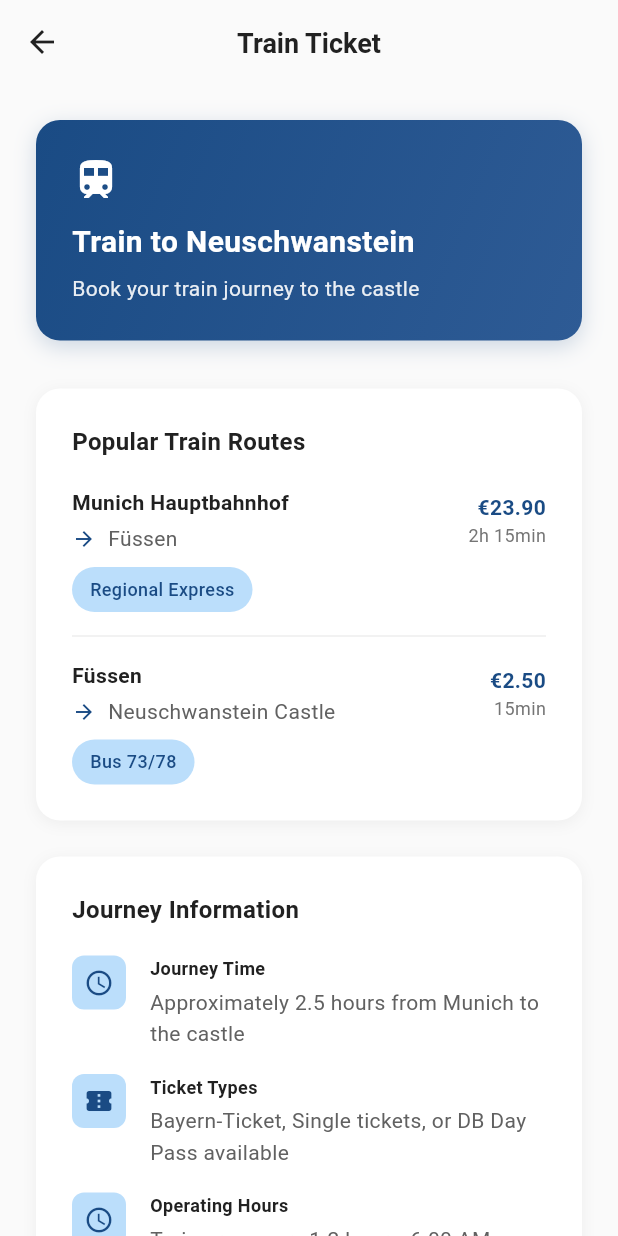
After one commit to chikuokuo/ticket_sale, a Flutter app: the screen it shows after launch, scrolled down 576 dp, after a tap on "Train Ticket", on a phone screen of 412 x 824 dp. The commit adds this screen. Run offline on Flutter 3.47's test engine with Material 3 defaults, Android fonts, the light colour scheme and no system bars; our stand-ins replace flutter_dotenv, flutter_riverpod; missing offline and left inert: flutter_stripe; Roboto replaces fonts that are missing (SF Pro Display).

Commit message:
feat: Add Train Ticket screen and navigation enhancements to Select Ticket screen

```diff
--- a/lib/screens/select_ticket_screen.dart
+++ b/lib/screens/select_ticket_screen.dart
@@ -8,6 +8,7 @@ import '../providers/ticket_order_provider.dart';
 import '../theme/colors.dart';
 import '../theme/app_theme.dart';
 import 'ticket_details_screen.dart';
+import 'train_ticket_screen.dart';
 
 class SelectTicketScreen extends ConsumerWidget {
   const SelectTicketScreen({super.key});
@@ -22,6 +23,49 @@ class SelectTicketScreen extends ConsumerWidget {
     'If you wish to visit both castles (Hohenschwangau and Neuschwanstein) on the same day, we generally recommend allowing at least 2.5 hours between the admission times of the tours so that you have enough time to get from one castle to the other.',
     'The Museum of the Bavarian Kings can be visited at any time on the booked day between 9:00 and 16:30 (closing at 17:00).',
   ];
+
+  void _handleNavTap(BuildContext context, String navItem) {
+    switch (navItem) {
+      case 'Train Ticket':
+        Navigator.of(context).push(
+          MaterialPageRoute(
+            builder: (context) => const TrainTicketScreen(),
+          ),
+        );
+        break;
+      case 'Castle Info':
+        // Current page, do nothing
+        break;
+      case 'My Tickets':
+        // TODO: Implement My Tickets page
+        ScaffoldMessenger.of(context).showSnackBar(
+          SnackBar(
+            content: Text('My Tickets feature coming soon!'),
+            backgroundColor: AppColorScheme.primary,
+            behavior: SnackBarBehavior.floating,
+          ),
+        );
+        break;
+      case 'Profile':
+        // TODO: Implement Profile page
+        ScaffoldMessenger.of(context).showSnackBar(
+          SnackBar(
+            content: Text('Profile feature coming soon!'),
+            backgroundColor: AppColorScheme.primary,
+            behavior: SnackBarBehavior.floating,
+          ),
+        );
+        break;
+      default:
+        ScaffoldMessenger.of(context).showSnackBar(
+          SnackBar(
+            content: Text('Tapped on $navItem'),
+            backgroundColor: AppColorScheme.primary,
+            behavior: SnackBarBehavior.floating,
+          ),
+        );
+    }
+  }
 
   Future<void> _selectDate(BuildContext context, WidgetRef ref) async {
     final notifier = ref.read(ticketOrderProvider.notifier);
@@ -569,24 +613,28 @@ class SelectTicketScreen extends ConsumerWidget {
               mainAxisAlignment: MainAxisAlignment.spaceAround,
               children: [
                 _buildBottomNavItem(
-                  icon: Icons.home,
-                  label: 'Home',
+                  icon: Icons.castle,
+                  label: 'Castle Info',
                   isSelected: true,
+                  onTap: () => _handleNavTap(context, 'Castle Info'),
+                ),
+                _buildBottomNavItem(
+                  icon: Icons.train,
+                  label: 'Train Ticket',
+                  isSelected: false,
+                  onTap: () => _handleNavTap(context, 'Train Ticket'),
                 ),
                 _buildBottomNavItem(
                   icon: Icons.confirmation_number,
                   label: 'My Tickets',
                   isSelected: false,
-                ),
-                _buildBottomNavItem(
-                  icon: Icons.castle,
-                  label: 'Castle Info',
-                  isSelected: false,
+                  onTap: () => _handleNavTap(context, 'My Tickets'),
                 ),
                 _buildBottomNavItem(
                   icon: Icons.person,
                   label: 'Profile',
                   isSelected: false,
+                  onTap: () => _handleNavTap(context, 'Profile'),
                 ),
               ],
             ),
@@ -765,8 +813,14 @@ class SelectTicketScreen extends ConsumerWidget {
     required IconData icon,
     required String label,
     required bool isSelected,
+    VoidCallback? onTap,
   }) {
-    return Column(
+    return InkWell(
+      onTap: onTap,
+      borderRadius: BorderRadius.circular(8),
+      child: Padding(
+        padding: const EdgeInsets.symmetric(horizontal: 8, vertical: 4),
+        child: Column(
           mainAxisSize: MainAxisSize.min,
           children: [
             Icon(
@@ -783,6 +837,8 @@ class SelectTicketScreen extends ConsumerWidget {
               ),
             ),
           ],
+        ),
+      ),
     );
   }
 }
--- /dev/null
+++ b/lib/screens/train_ticket_screen.dart
@@ -0,0 +1,340 @@
+import 'package:flutter/material.dart';
+import '../theme/app_theme.dart';
+import '../theme/colors.dart';
+
+class TrainTicketScreen extends StatelessWidget {
+  const TrainTicketScreen({super.key});
+
+  @override
+  Widget build(BuildContext context) {
+    return Scaffold(
+      backgroundColor: AppColorScheme.neutral50,
+      appBar: AppBar(
+        title: const Text('Train Ticket'),
+        backgroundColor: Colors.transparent,
+        elevation: 0,
+        scrolledUnderElevation: 0,
+        leading: IconButton(
+          icon: Icon(Icons.arrow_back, color: AppColorScheme.neutral900),
+          onPressed: () => Navigator.of(context).pop(),
+        ),
+        titleTextStyle: AppTheme.headlineSmall.copyWith(
+          color: AppColorScheme.neutral900,
+          fontWeight: FontWeight.w600,
+        ),
+      ),
+      body: SingleChildScrollView(
+        padding: const EdgeInsets.all(24),
+        child: Column(
+          crossAxisAlignment: CrossAxisAlignment.start,
+          children: [
+            // Header Card
+            Container(
+              width: double.infinity,
+              padding: const EdgeInsets.all(24),
+              decoration: BoxDecoration(
+                gradient: LinearGradient(
+                  colors: [AppColorScheme.primary, AppColorScheme.tertiary],
+                  begin: Alignment.topLeft,
+                  end: Alignment.bottomRight,
+                ),
+                borderRadius: BorderRadius.circular(16),
+                boxShadow: [
+                  BoxShadow(
+                    color: AppColorScheme.primary.withOpacity(0.2),
+                    blurRadius: 12,
+                    offset: const Offset(0, 4),
+                  ),
+                ],
+              ),
+              child: Column(
+                crossAxisAlignment: CrossAxisAlignment.start,
+                children: [
+                  Icon(
+                    Icons.train,
+                    color: Colors.white,
+                    size: 32,
+                  ),
+                  const SizedBox(height: 12),
+                  Text(
+                    'Train to Neuschwanstein',
+                    style: AppTheme.headlineMedium.copyWith(
+                      color: Colors.white,
+                      fontWeight: FontWeight.bold,
+                    ),
+                  ),
+                  const SizedBox(height: 8),
+                  Text(
+                    'Book your train journey to the castle',
+                    style: AppTheme.bodyMedium.copyWith(
+                      color: Colors.white.withOpacity(0.9),
+                    ),
+                  ),
+                ],
+              ),
+            ),
+
+            const SizedBox(height: 32),
+
+            // Route Information
+            _buildSectionCard(
+              title: 'Popular Train Routes',
+              children: [
+                _buildRouteItem(
+                  from: 'Munich Hauptbahnhof',
+                  to: 'Füssen',
+                  duration: '2h 15min',
+                  price: '€23.90',
+                  type: 'Regional Express',
+                ),
+                const Divider(height: 32),
+                _buildRouteItem(
+                  from: 'Füssen',
+                  to: 'Neuschwanstein Castle',
+                  duration: '15min',
+                  price: '€2.50',
+                  type: 'Bus 73/78',
+                ),
+              ],
+            ),
+
+            const SizedBox(height: 24),
+
+            // Journey Information
+            _buildSectionCard(
+              title: 'Journey Information',
+              children: [
+                _buildInfoItem(
+                  icon: Icons.access_time,
+                  title: 'Journey Time',
+                  description: 'Approximately 2.5 hours from Munich to the castle',
+                ),
+                const SizedBox(height: 16),
+                _buildInfoItem(
+                  icon: Icons.confirmation_number,
+                  title: 'Ticket Types',
+                  description: 'Bayern-Ticket, Single tickets, or DB Day Pass available',
+                ),
+                const SizedBox(height: 16),
+                _buildInfoItem(
+                  icon: Icons.schedule,
+                  title: 'Operating Hours',
+                  description: 'Trains run every 1-2 hours, 6:00 AM - 10:00 PM',
+                ),
+              ],
+            ),
+
+            const SizedBox(height: 24),
+
+            // Book Ticket Button
+            Container(
+              width: double.infinity,
+              height: 56,
+              child: ElevatedButton(
+                onPressed: () {
+                  // TODO: Implement train ticket booking
+                  ScaffoldMessenger.of(context).showSnackBar(
+                    SnackBar(
+                      content: Text('Train ticket booking coming soon!'),
+                      backgroundColor: AppColorScheme.primary,
+                      behavior: SnackBarBehavior.floating,
+                    ),
+                  );
+                },
+                style: ElevatedButton.styleFrom(
+                  backgroundColor: AppColorScheme.primary,
+                  foregroundColor: Colors.white,
+                  elevation: 4,
+                  shape: RoundedRectangleBorder(
+                    borderRadius: BorderRadius.circular(12),
+                  ),
+                ),
+                child: Row(
+                  mainAxisAlignment: MainAxisAlignment.center,
+                  children: [
+                    Icon(Icons.train, size: 24),
+                    const SizedBox(width: 12),
+                    Text(
+                      'Book Train Ticket',
+                      style: AppTheme.titleMedium.copyWith(
+                        color: Colors.white,
+                        fontWeight: FontWeight.w600,
+                      ),
+                    ),
+                  ],
+                ),
+              ),
+            ),
+
+            const SizedBox(height: 32),
+          ],
+        ),
+      ),
+    );
+  }
+
+  Widget _buildSectionCard({
+    required String title,
+    required List<Widget> children,
+  }) {
+    return Container(
+      width: double.infinity,
+      padding: const EdgeInsets.all(24),
+      decoration: BoxDecoration(
+        color: Colors.white,
+        borderRadius: BorderRadius.circular(16),
+        boxShadow: [
+          BoxShadow(
+            color: Colors.black.withOpacity(0.05),
+            blurRadius: 8,
+            offset: const Offset(0, 2),
+          ),
+        ],
+      ),
+      child: Column(
+        crossAxisAlignment: CrossAxisAlignment.start,
+        children: [
+          Text(
+            title,
+            style: AppTheme.titleLarge.copyWith(
+              color: AppColorScheme.neutral900,
+              fontWeight: FontWeight.w600,
+            ),
+          ),
+          const SizedBox(height: 20),
+          ...children,
+        ],
+      ),
+    );
+  }
+
+  Widget _buildRouteItem({
+    required String from,
+    required String to,
+    required String duration,
+    required String price,
+    required String type,
+  }) {
+    return Column(
+      crossAxisAlignment: CrossAxisAlignment.start,
+      children: [
+        Row(
+          children: [
+            Expanded(
+              child: Column(
+                crossAxisAlignment: CrossAxisAlignment.start,
+                children: [
+                  Text(
+                    from,
+                    style: AppTheme.titleMedium.copyWith(
+                      color: AppColorScheme.neutral900,
+                      fontWeight: FontWeight.w600,
+                    ),
+                  ),
+                  const SizedBox(height: 4),
+                  Row(
+                    children: [
+                      Icon(
+                        Icons.arrow_forward,
+                        color: AppColorScheme.primary,
+                        size: 16,
+                      ),
+                      const SizedBox(width: 8),
+                      Expanded(
+                        child: Text(
+                          to,
+                          style: AppTheme.bodyMedium.copyWith(
+                            color: AppColorScheme.neutral700,
+                          ),
+                        ),
+                      ),
+                    ],
+                  ),
+                ],
+              ),
+            ),
+            Column(
+              crossAxisAlignment: CrossAxisAlignment.end,
+              children: [
+                Text(
+                  price,
+                  style: AppTheme.titleMedium.copyWith(
+                    color: AppColorScheme.primary,
+                    fontWeight: FontWeight.bold,
+                  ),
+                ),
+                Text(
+                  duration,
+                  style: AppTheme.bodySmall.copyWith(
+                    color: AppColorScheme.neutral600,
+                  ),
+                ),
+              ],
+            ),
+          ],
+        ),
+        const SizedBox(height: 8),
+        Container(
+          padding: const EdgeInsets.symmetric(horizontal: 12, vertical: 6),
+          decoration: BoxDecoration(
+            color: AppColorScheme.primary100,
+            borderRadius: BorderRadius.circular(20),
+          ),
+          child: Text(
+            type,
+            style: AppTheme.bodySmall.copyWith(
+              color: AppColorScheme.primary,
+              fontWeight: FontWeight.w500,
+            ),
+          ),
+        ),
+      ],
+    );
+  }
+
+  Widget _buildInfoItem({
+    required IconData icon,
+    required String title,
+    required String description,
+  }) {
+    return Row(
+      crossAxisAlignment: CrossAxisAlignment.start,
+      children: [
+        Container(
+          padding: const EdgeInsets.all(8),
+          decoration: BoxDecoration(
+            color: AppColorScheme.primary100,
+            borderRadius: BorderRadius.circular(8),
+          ),
+          child: Icon(
+            icon,
+            color: AppColorScheme.primary,
+            size: 20,
+          ),
+        ),
+        const SizedBox(width: 16),
+        Expanded(
+          child: Column(
+            crossAxisAlignment: CrossAxisAlignment.start,
+            children: [
+              Text(
+                title,
+                style: AppTheme.titleSmall.copyWith(
+                  color: AppColorScheme.neutral900,
+                  fontWeight: FontWeight.w600,
+                ),
+              ),
+              const SizedBox(height: 4),
+              Text(
+                description,
+                style: AppTheme.bodyMedium.copyWith(
+                  color: AppColorScheme.neutral700,
+                ),
+              ),
+            ],
+          ),
+        ),
+      ],
+    );
+  }
+}
```
Also changed, not shown: 1 other file. Lines whose indentation alone changed are shown as unchanged.
